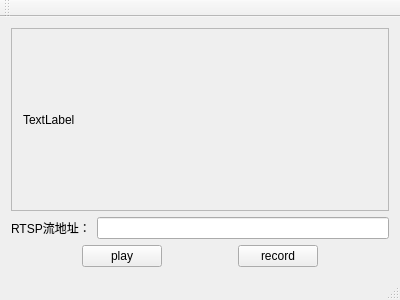
Qt form mainwindow.ui (madYing/RtspPlay) before a commit.
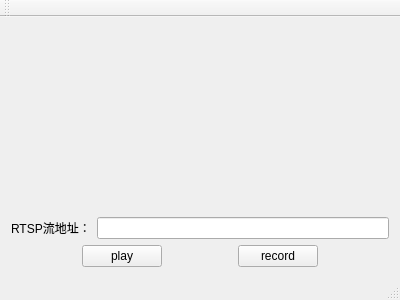
The same form after that commit.

```diff
--- a/mainwindow.ui
+++ b/mainwindow.ui
@@ -15,27 +15,8 @@
   </property>
   <widget class="QWidget" name="centralWidget">
    <layout class="QGridLayout" name="gridLayout">
-    <item row="0" column="0">
-     <layout class="QVBoxLayout" name="verticalLayout_2" stretch="5,0,0">
-      <item>
-       <widget class="QFrame" name="frame">
-        <property name="frameShape">
-         <enum>QFrame::StyledPanel</enum>
-        </property>
-        <property name="frameShadow">
-         <enum>QFrame::Raised</enum>
-        </property>
-        <layout class="QVBoxLayout" name="verticalLayout">
-         <item>
-          <widget class="QLabel" name="video_label">
-           <property name="text">
-            <string>TextLabel</string>
-           </property>
-          </widget>
-         </item>
-        </layout>
-       </widget>
-      </item>
+    <item row="1" column="0">
+     <layout class="QVBoxLayout" name="verticalLayout_2" stretch="0,0">
       <item>
        <layout class="QHBoxLayout" name="horizontalLayout">
         <item>
@@ -109,6 +90,9 @@
       </item>
      </layout>
     </item>
+    <item row="0" column="0">
+     <widget class="QWidget" name="widget" native="true"/>
+    </item>
    </layout>
   </widget>
   <widget class="QMenuBar" name="menuBar">
```
